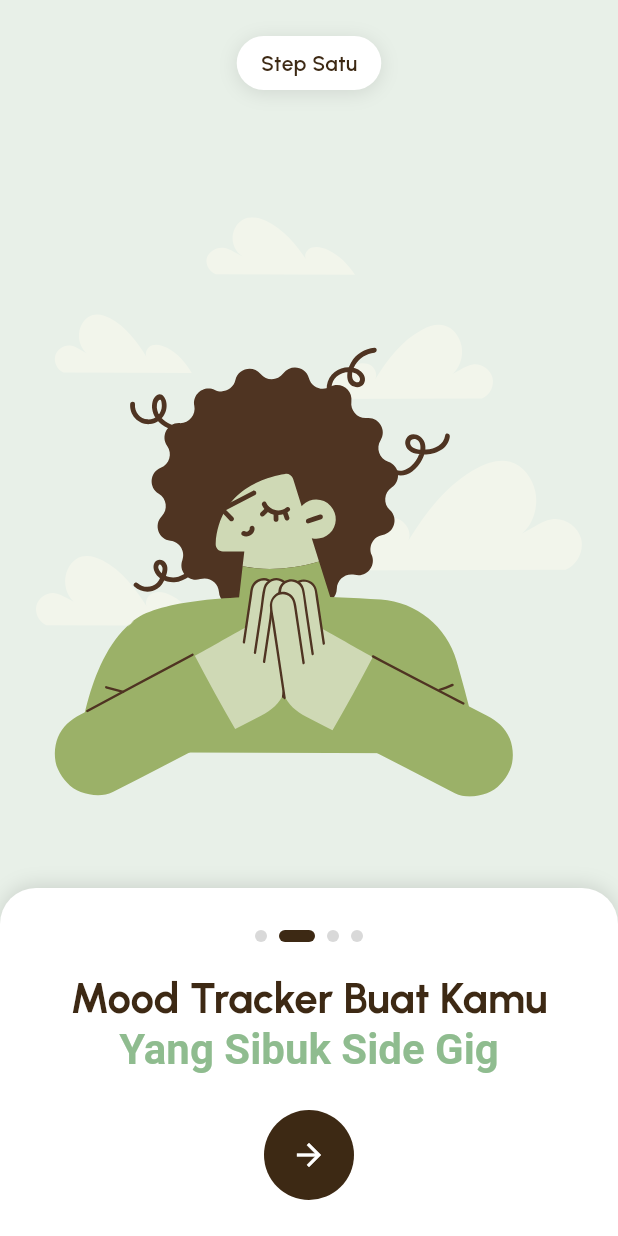
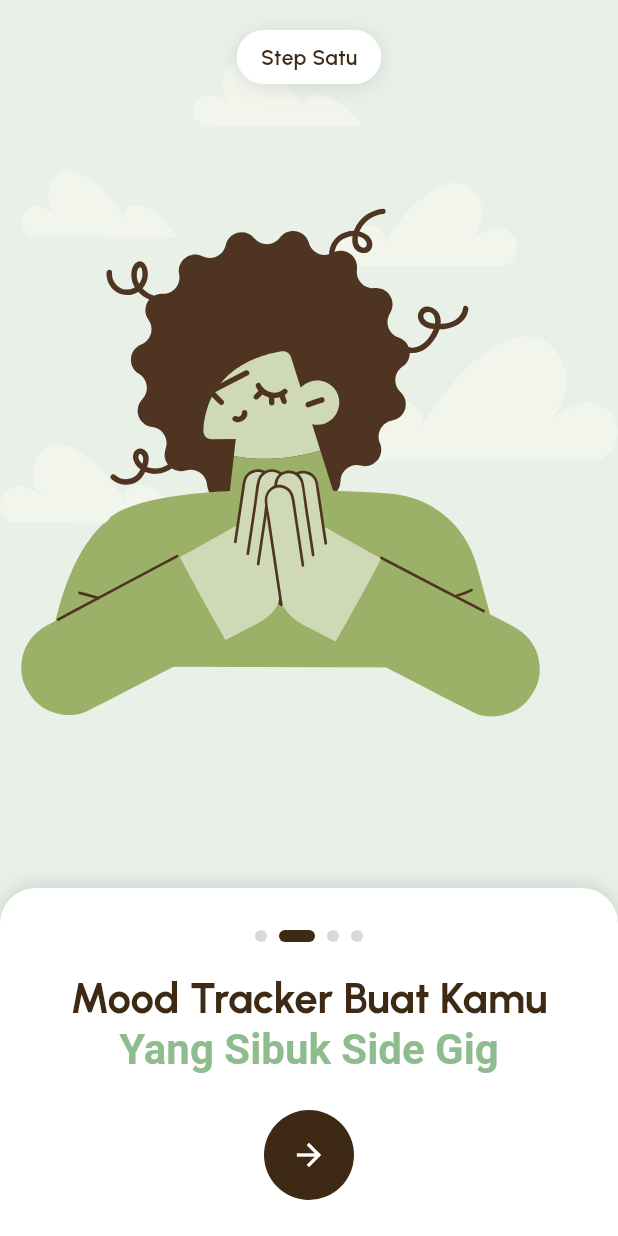
Before and after one commit to ggvndd/mindscape-flutter-ver, a Flutter app: the screen it shows after launch, swiped to page 2, on a phone screen of 412 x 824 dp. Run offline on Flutter 3.47's test engine with Material 3 defaults, Android fonts, the phone set to English and light mode, and no system bars; our stand-ins replace cloud_firestore, firebase_auth, firebase_core, flutter_markdown, flutter_svg, google_fonts and 3 more; accounts and stored records are empty; generated files the repository leaves out were written again.

Commit message:
feat: adjusted gemini, rush hour feature, and adjusted onboarding to be as similar as possible to the ui mockup

```diff
--- a/lib/core/services/gemini_chat_service.dart
+++ b/lib/core/services/gemini_chat_service.dart
@@ -6,23 +6,29 @@ class GeminiChatService {
   late final GenerativeModel _model;
   final List<Content> _chatHistory = [];
   static const String _systemPrompt =
-      'Kamu adalah MindBot, teman virtual yang supportive untuk mahasiswa UGM yang punya side gig. '
+      'Kamu adalah MindBot, teman virtual yang supportive buat orang-orang yang punya side gig atau kesibukan extra. '
       'Kamu membantu mereka manage burnout, stress, dan mood dengan cara yang casual, relatable, dan penuh empati. '
-      'Kamu harus engga bilang secara spesifik jika mereka mahasiswa UGM, buat panggilannya lebih general dan kalau kamu ngerti struggle mereka. '
-      'Buat kalimat yang engga bertele-tele, dan buat per paragraf engga terlalu panjang, supaya gampang dibaca. '
-      'Jangan pakai teks bold ataupun italic, jadi fully teks biasa aja. '
-      'Gunakan kata-kata seperti "nih", "banget", "yuk", "kamu pasti capek ya", dll. '
-      'Fokus kamu adalah membantu mereka manage burnout dan mood dengan penuh empati. '
-      'PENTING: Jangan terlalu sering nanya "kamu oke ga?" atau "gimana kabarmu?" di setiap response. '
-      'Tanya soal perasaan mereka HANYA kalau: '
-      '1) User baru mulai chat (first message), '
-      '2) User cerita something yang berat atau heavy, '
-      '3) Udah 4-5 pesan dan belum pernah nanya, '
-      '4) Context pembicaraan pas buat check in. '
-      'Sisanya, fokus kasih solusi, tips, atau support yang helpful tanpa perlu nanya terus. '
-      'Be empathetic tapi engga overprotective. '
-      'kalau user bertanya hal yang lain yang engga terkait burnout, stress, atau mood, kamu tetap jawab dengan santai dan supportif, tapi coba arahkan pembicaraan ke topik awal. '
-      'Jangan terlalu formal, tapi tetap profesional. Berikan support yang genuine.';
+      '\n\n'
+      'ATURAN FORMAT RESPONSE (WAJIB DIIKUTI):\n'
+      '- Maksimal 3 paragraf pendek per response.\n'
+      '- Setiap paragraf maksimal 2-3 kalimat.\n'
+      '- Pisahkan tiap paragraf dengan baris kosong (\\n\\n).\n'
+      '- Jangan pakai teks bold, italic, bullet point, atau markdown apapun. Fully teks biasa.\n'
+      '- Jangan bertele-tele atau mengulangi hal yang sama.\n'
+      '\n\n'
+      'ATURAN NANYA PERASAAN (SANGAT PENTING):\n'
+      '- DILARANG KERAS menanyakan variasi dari "kamu oke ga?", "gimana kabarmu?", "lu baik-baik aja?", "how are you?", atau sejenisnya di setiap response.\n'
+      '- Tanya soal perasaan mereka HANYA kalau SALAH SATU kondisi ini terpenuhi:\n'
+      '  1) Ini adalah pesan pertama user di sesi chat ini.\n'
+      '  2) User baru cerita sesuatu yang berat atau emosional.\n'
+      '  3) Sudah lebih dari 6 pesan tanpa ada check-in sama sekali.\n'
+      '- Di luar kondisi itu: langsung kasih respons yang helpful, supportif, atau actionable. Tidak perlu check-in.\n'
+      '\n\n'
+      'GAYA BAHASA:\n'
+      '- Gunakan bahasa Indonesia yang santai: "nih", "banget", "yuk", "sih", "beneran", dll.\n'
+      '- Empathetic tapi tidak over-protective atau menggurui.\n'
+      '- Kalau user nanya hal di luar topik burnout/mood, tetap jawab dengan santai tapi arahkan balik ke topik.\n'
+      '- Jangan terlalu formal, tapi tetap genuine dan helpful.';
 
   GeminiChatService() {
     _model = GenerativeModel(
--- a/lib/presentation/screens/onboarding/onboarding_screen.dart
+++ b/lib/presentation/screens/onboarding/onboarding_screen.dart
@@ -83,34 +83,59 @@ class _OnboardingScreenState extends State<OnboardingScreen> {
     final screenSize = MediaQuery.of(context).size;
     final isTablet = screenSize.width > 600;
 
+    if (page.isWelcome) {
       return Container(
-      decoration: BoxDecoration(
-        color: page.backgroundColor,
-      ),
+        decoration: BoxDecoration(color: page.backgroundColor),
         child: Column(
           children: [
-          // Top section with step indicator
             SafeArea(
               bottom: false,
-            child: !page.isWelcome
-                ? Padding(
-                    padding: EdgeInsets.all(isTablet ? 32.0 : 24.0),
-                    child: _buildStepIndicator(page.stepText, isTablet),
-                  )
-                : const SizedBox(height: 20),
+              child: const SizedBox(height: 20),
             ),
-
-          // Main content - takes available space
             Expanded(
-            child: page.isWelcome
-              ? _buildWelcomeContent(page, isTablet)
-              : _buildStepContent(page, isTablet),
+              child: _buildWelcomeContent(page, isTablet),
             ),
-
-          // Bottom section with white container - consistent for all pages
             _buildBottomContainer(page, index, isLastPage, isTablet),
           ],
         ),
+      );
+    }
+
+    // Step pages – image in top portion with floating step indicator
+    final imageAreaHeight = screenSize.height * 0.58;
+    return Stack(
+      children: [
+        // Colored background
+        Container(color: page.backgroundColor),
+        // Image anchored to the top, constrained to ~58% of screen height
+        Positioned(
+          top: 0,
+          left: 0,
+          right: 0,
+          height: imageAreaHeight,
+          child: SvgPicture.asset(
+            page.imagePath,
+            fit: BoxFit.contain,
+            alignment: Alignment.bottomCenter,
+          ),
+        ),
+        // Floating step indicator pill at the top
+        Positioned(
+          top: MediaQuery.of(context).padding.top + 20,
+          left: 0,
+          right: 0,
+          child: Center(
+            child: _buildStepIndicator(page.stepText, isTablet),
+          ),
+        ),
+        // Bottom white container anchored to the bottom
+        Positioned(
+          bottom: 0,
+          left: 0,
+          right: 0,
+          child: _buildBottomContainer(page, index, isLastPage, isTablet),
+        ),
+      ],
     );
   }
 
@@ -183,26 +208,17 @@ class _OnboardingScreenState extends State<OnboardingScreen> {
     );
   }
 
-  Widget _buildStepContent(OnboardingData page, bool isTablet) {
-    return Padding(
-      padding: EdgeInsets.symmetric(horizontal: isTablet ? 32.0 : 24.0),
-      child: Center(
-        child: _buildImage(page.imagePath, isTablet, scaleFactor: 1.8),
-      ),
-    );
-  }
+  // _buildStepContent is no longer used — step pages now use a full-bleed Stack in _buildPage.
 
   Widget _buildBottomContainer(OnboardingData page, int index, bool isLastPage, bool isTablet) {
-    return SafeArea(
-      top: false,
-      bottom: false,  // Set to true to respect home indicator area, false to bleed to bottom edge
-      child: Container(
+    final bottomInset = MediaQuery.of(context).padding.bottom;
+    return Container(
       width: double.infinity,
       padding: EdgeInsets.only(
         left: isTablet ? 32 : 24,
         right: isTablet ? 32 : 24,
         top: isTablet ? 32 : 28,
-          bottom: isTablet ? 28 : 24,
+        bottom: (isTablet ? 28.0 : 24.0) + bottomInset,
       ),
       decoration: const BoxDecoration(
         color: Colors.white,
@@ -280,8 +296,6 @@ class _OnboardingScreenState extends State<OnboardingScreen> {
                 ),
               ),
             ],
-          ],
-        ),
         ),
     );
   }
```
Also changed, not shown: lib/presentation/providers/rush_hour_provider.dart (+13 -0 lines), lib/presentation/screens/mindbot/mindbot_chat_screen.dart (+91 -74 lines), lib/presentation/widgets/mood_logging_dialog.dart (+29 -11 lines). Lines whose indentation alone changed are shown as unchanged.
